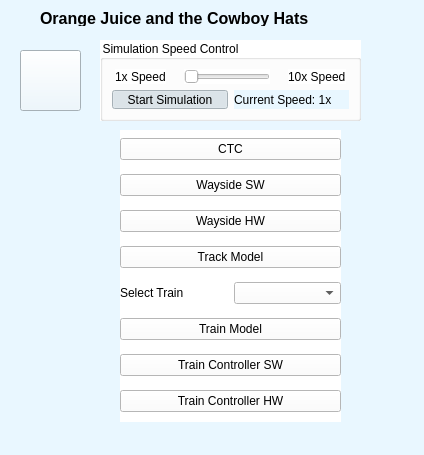
First picture: the form in MainUI.ui, repository asmithie13/ECE-1140, before the edit.
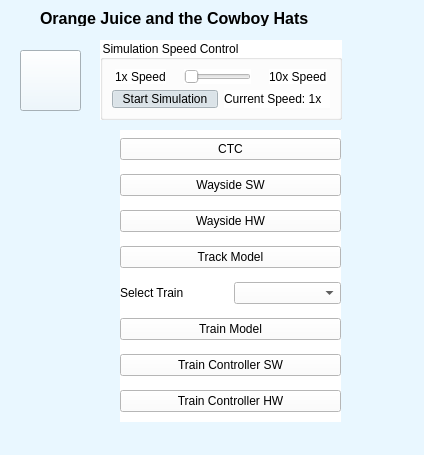
Second picture: the form after the edit. Icons and pictures are not drawn.

Diff of the .ui file:
```diff
--- a/MainUI.ui
+++ b/MainUI.ui
@@ -65,8 +65,8 @@
      <rect>
       <x>100</x>
       <y>40</y>
-      <width>261</width>
-      <height>81</height>
+      <width>242</width>
+      <height>80</height>
      </rect>
     </property>
     <property name="styleSheet">
@@ -154,6 +154,12 @@
        </item>
        <item>
         <widget class="QLabel" name="CurrentSpeedLabel">
+         <property name="styleSheet">
+          <string notr="true">
+    background-color: white;
+
+</string>
+         </property>
          <property name="text">
           <string>Current Speed: 1x</string>
          </property>
```
